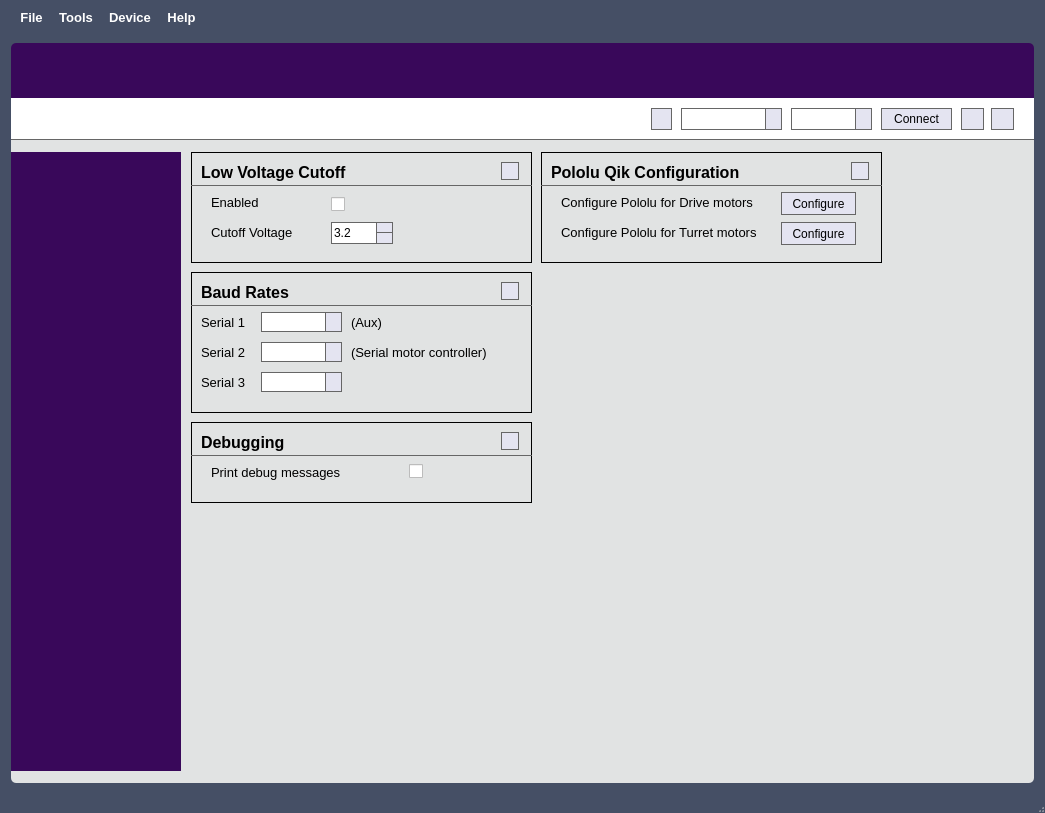
The window that mainwindow.ui (OpenPanzerProject/OP-Config) describes before a commit, drawn with Qt 5.
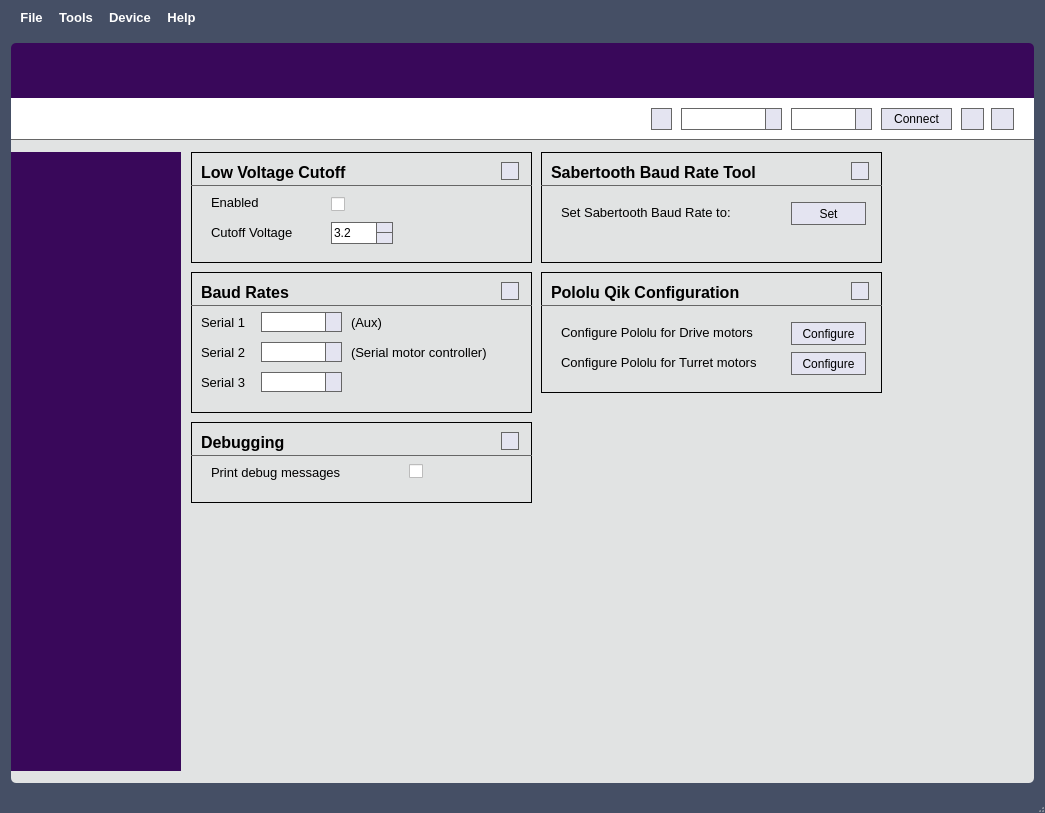
The same window after the commit. The open tabs and pages were chosen to show the change. Icons and pictures are not drawn. Custom widgets are drawn as their Qt base class.

Commit message: Added a utility to set the baud rate on certain Sabertooth devices that do not implement auto-baud detection. These include the 2x12, 2x25 V2 and 2x60.

The edit to the form file:
```diff
--- a/mainwindow.ui
+++ b/mainwindow.ui
@@ -11519,9 +11519,9 @@
                 <property name="geometry">
                  <rect>
                   <x>360</x>
-                  <y>0</y>
+                  <y>120</y>
                   <width>341</width>
-                  <height>111</height>
+                  <height>121</height>
                  </rect>
                 </property>
                 <property name="minimumSize">
@@ -11605,7 +11605,7 @@
                  <property name="geometry">
                   <rect>
                    <x>20</x>
-                   <y>40</y>
+                   <y>50</y>
                    <width>211</width>
                    <height>21</height>
                   </rect>
@@ -11623,7 +11623,7 @@
                  <property name="geometry">
                   <rect>
                    <x>20</x>
-                   <y>70</y>
+                   <y>80</y>
                    <width>221</width>
                    <height>21</height>
                   </rect>
@@ -11640,8 +11640,8 @@
                 <widget class="QPushButton" name="cmdConfigPololuDrive">
                  <property name="geometry">
                   <rect>
-                   <x>240</x>
-                   <y>40</y>
+                   <x>250</x>
+                   <y>50</y>
                    <width>75</width>
                    <height>23</height>
                   </rect>
@@ -11653,8 +11653,8 @@
                 <widget class="QPushButton" name="cmdConfigPololuTurret">
                  <property name="geometry">
                   <rect>
-                   <x>240</x>
-                   <y>70</y>
+                   <x>250</x>
+                   <y>80</y>
                    <width>75</width>
                    <height>23</height>
                   </rect>
@@ -11664,6 +11664,127 @@
                  </property>
                 </widget>
                </widget>
+               <widget class="FrameContent" name="frmSabertooth">
+                <property name="geometry">
+                 <rect>
+                  <x>360</x>
+                  <y>0</y>
+                  <width>341</width>
+                  <height>111</height>
+                 </rect>
+                </property>
+                <property name="minimumSize">
+                 <size>
+                  <width>0</width>
+                  <height>0</height>
+                 </size>
+                </property>
+                <property name="maximumSize">
+                 <size>
+                  <width>16777215</width>
+                  <height>16777215</height>
+                 </size>
+                </property>
+                <property name="frameShape">
+                 <enum>QFrame::Box</enum>
+                </property>
+                <property name="frameShadow">
+                 <enum>QFrame::Plain</enum>
+                </property>
+                <widget class="QFrame" name="frame_39">
+                 <property name="geometry">
+                  <rect>
+                   <x>0</x>
+                   <y>23</y>
+                   <width>341</width>
+                   <height>20</height>
+                  </rect>
+                 </property>
+                 <property name="styleSheet">
+                  <string notr="true">color: #666;</string>
+                 </property>
+                 <property name="frameShape">
+                  <enum>QFrame::HLine</enum>
+                 </property>
+                 <property name="frameShadow">
+                  <enum>QFrame::Plain</enum>
+                 </property>
+                </widget>
+                <widget class="QLabel" name="label_156">
+                 <property name="geometry">
+                  <rect>
+                   <x>10</x>
+                   <y>10</y>
+                   <width>291</width>
+                   <height>21</height>
+                  </rect>
+                 </property>
+                 <property name="font">
+                  <font>
+                   <family>MS Shell Dlg 2</family>
+                   <pointsize>12</pointsize>
+                   <weight>75</weight>
+                   <bold>true</bold>
+                  </font>
+                 </property>
+                 <property name="text">
+                  <string>Sabertooth Baud Rate Tool</string>
+                 </property>
+                </widget>
+                <widget class="HelpButton" name="hpbSabertooth">
+                 <property name="geometry">
+                  <rect>
+                   <x>310</x>
+                   <y>10</y>
+                   <width>18</width>
+                   <height>18</height>
+                  </rect>
+                 </property>
+                 <property name="maximumSize">
+                  <size>
+                   <width>18</width>
+                   <height>18</height>
+                  </size>
+                 </property>
+                 <property name="text">
+                  <string/>
+                 </property>
+                </widget>
+                <widget class="QLabel" name="lblSetSabertoothBaud">
+                 <property name="geometry">
+                  <rect>
+                   <x>20</x>
+                   <y>50</y>
+                   <width>211</width>
+                   <height>21</height>
+                  </rect>
+                 </property>
+                 <property name="font">
+                  <font>
+                   <pointsize>10</pointsize>
+                  </font>
+                 </property>
+                 <property name="text">
+                  <string>Set Sabertooth Baud Rate to: </string>
+                 </property>
+                </widget>
+                <widget class="QPushButton" name="cmdSetSabertoothBaud">
+                 <property name="geometry">
+                  <rect>
+                   <x>250</x>
+                   <y>50</y>
+                   <width>75</width>
+                   <height>23</height>
+                  </rect>
+                 </property>
+                 <property name="text">
+                  <string>Set</string>
+                 </property>
+                 <property name="checkable">
+                  <bool>true</bool>
+                 </property>
+                </widget>
+               </widget>
               </widget>
               <widget class="QWidget" name="pgFirmware">
                <widget class="FrameContent" name="frmFlash">
```
Left out of the diff: 18 changed lines with no effect on the pictures. The commit also changes 13 other files.
